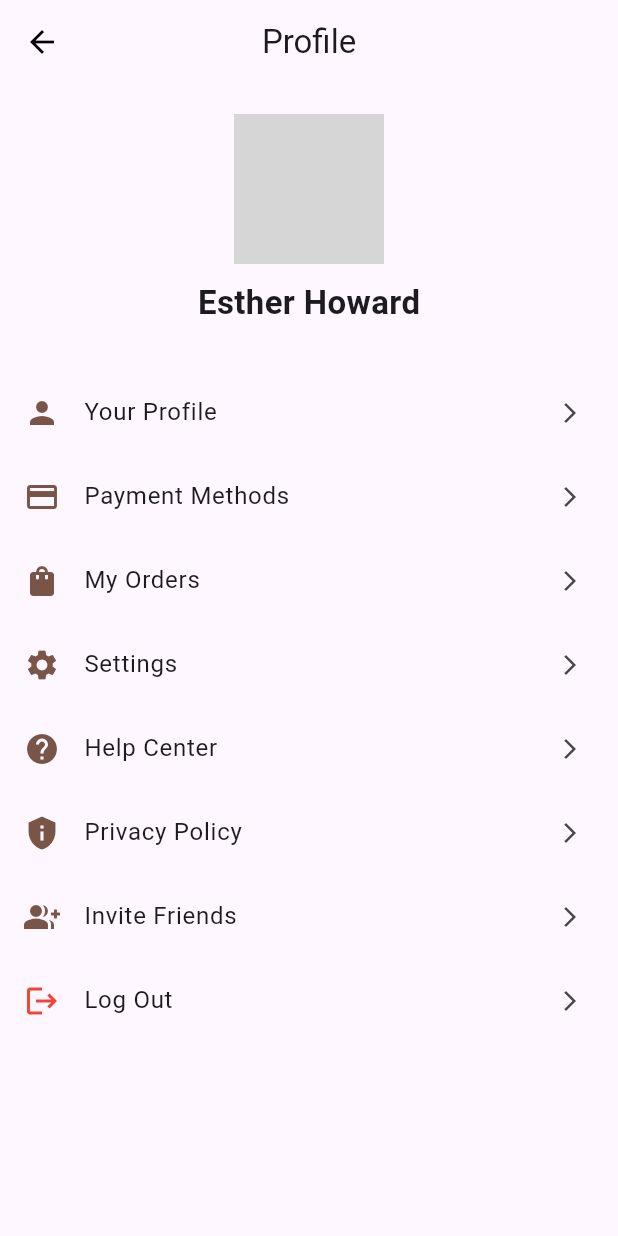
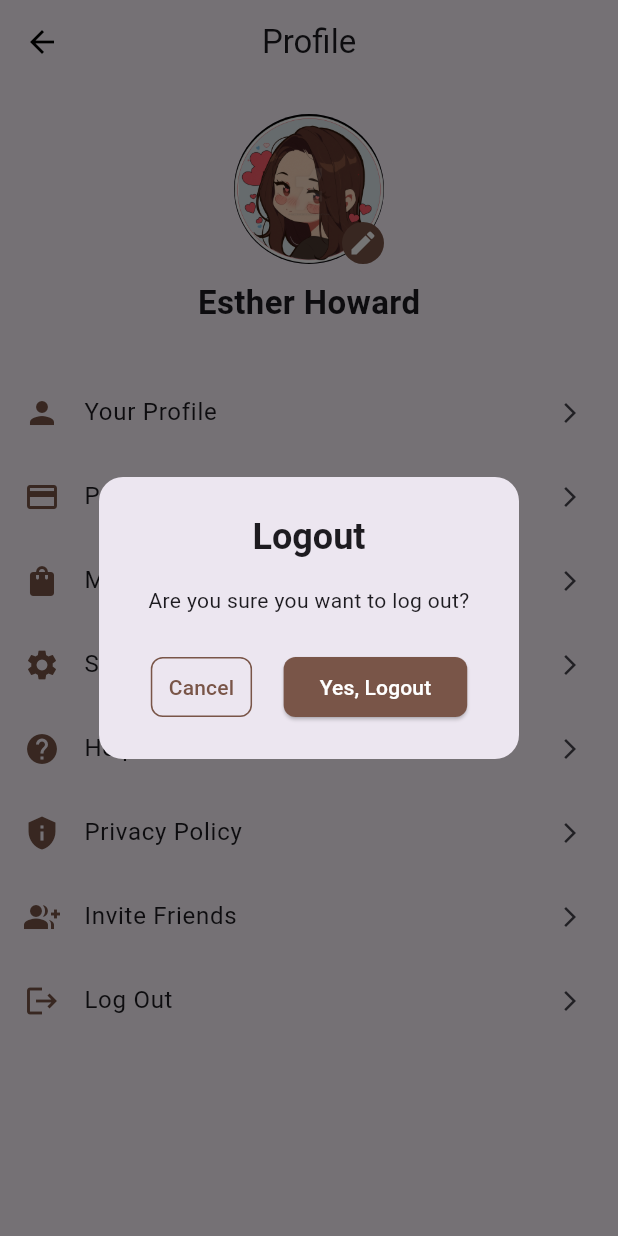
Before and after one commit to enoshrodrigo/bookstore_management, a Flutter app: the ProfileScreen screen opened directly, after a tap on "Log Out", on a phone screen of 412 x 824 dp. Run offline on Flutter 3.47's test engine with Material 3 defaults, Android fonts, the light colour scheme and no system bars; grey boxes are pictures that could not be loaded.

Commit message:
profile image updated

```diff
--- a/lib/screens/home.dart
+++ b/lib/screens/home.dart
@@ -29,7 +29,6 @@ class _HomeScreenState extends State<HomeScreen> {
   @override
   Widget build(BuildContext context) {
     return Scaffold(
-
       body: Center(
         child: _widgetOptions.elementAt(_selectedIndex),
       ),
--- a/lib/screens/profile.dart
+++ b/lib/screens/profile.dart
@@ -13,7 +13,7 @@ class ProfileScreen extends StatelessWidget {
         leading: IconButton(
           icon: const Icon(Icons.arrow_back, color: Colors.black),
           onPressed: () {
-            Navigator.pop(context); // Back navigation
+            Navigator.pop(context);
           },
         ),
       ),
@@ -28,7 +28,7 @@ class ProfileScreen extends StatelessWidget {
               children: [
                 const CircleAvatar(
                   radius: 50,
-                  backgroundImage: AssetImage('https://i.pinimg.com/736x/59/37/5f/59375f2046d3b594d59039e8ffbf485a.jpg'), // Replace with your image
+                  backgroundImage: AssetImage('assets/01.jpg'),
                 ),
                 Container(
                   decoration: const BoxDecoration(
@@ -54,7 +54,6 @@ class ProfileScreen extends StatelessWidget {
               title: const Text('Your Profile'),
               trailing: const Icon(Icons.arrow_forward_ios, size: 16),
               onTap: () {
-                // Navigate to Your Profile Screen
               },
             ),
             ListTile(
@@ -62,7 +61,6 @@ class ProfileScreen extends StatelessWidget {
               title: const Text('Payment Methods'),
               trailing: const Icon(Icons.arrow_forward_ios, size: 16),
               onTap: () {
-                // Navigate to Payment Methods Screen
               },
             ),
             ListTile(
@@ -70,7 +68,6 @@ class ProfileScreen extends StatelessWidget {
               title: const Text('My Orders'),
               trailing: const Icon(Icons.arrow_forward_ios, size: 16),
               onTap: () {
-                // Navigate to My Orders Screen
               },
             ),
             ListTile(
@@ -78,7 +75,6 @@ class ProfileScreen extends StatelessWidget {
               title: const Text('Settings'),
               trailing: const Icon(Icons.arrow_forward_ios, size: 16),
               onTap: () {
-                // Navigate to Settings Screen
               },
             ),
             ListTile(
@@ -86,7 +82,6 @@ class ProfileScreen extends StatelessWidget {
               title: const Text('Help Center'),
               trailing: const Icon(Icons.arrow_forward_ios, size: 16),
               onTap: () {
-                // Navigate to Help Center Screen
               },
             ),
             ListTile(
@@ -94,7 +89,6 @@ class ProfileScreen extends StatelessWidget {
               title: const Text('Privacy Policy'),
               trailing: const Icon(Icons.arrow_forward_ios, size: 16),
               onTap: () {
-                // Navigate to Privacy Policy Screen
               },
             ),
             ListTile(
@@ -102,15 +96,62 @@ class ProfileScreen extends StatelessWidget {
               title: const Text('Invite Friends'),
               trailing: const Icon(Icons.arrow_forward_ios, size: 16),
               onTap: () {
-                // Navigate to Invite Friends Screen
               },
             ),
             ListTile(
-              leading: const Icon(Icons.logout, color: Colors.red),
+              leading: const Icon(Icons.logout, color: Colors.brown),
               title: const Text('Log Out'),
               trailing: const Icon(Icons.arrow_forward_ios, size: 16),
               onTap: () {
-                // Log Out functionality
+                showDialog(
+                  context: context,
+                  builder: (BuildContext context) {
+                    return AlertDialog(
+                      shape: RoundedRectangleBorder(
+                        borderRadius: BorderRadius.circular(16),
+                      ),
+                      title: const Text(
+                        'Logout',
+                        textAlign: TextAlign.center,
+                        style: TextStyle(fontWeight: FontWeight.bold),
+                      ),
+                      content: const Text(
+                        'Are you sure you want to log out?',
+                        textAlign: TextAlign.center,
+                      ),
+                      actionsAlignment: MainAxisAlignment.spaceAround,
+                      actions: [
+                        TextButton(
+                          onPressed: () {
+                            Navigator.of(context).pop(); // Close the dialog
+                          },
+                          style: TextButton.styleFrom(
+                            foregroundColor: Colors.brown,
+                            shape: RoundedRectangleBorder(
+                              borderRadius: BorderRadius.circular(8),
+                              side: const BorderSide(color: Colors.brown),
+                            ),
+                          ),
+                          child: const Text('Cancel'),
+                        ),
+                        ElevatedButton(
+                          onPressed: () {
+                            // Perform logout functionality here
+                            Navigator.of(context).pop(); // Close the dialog
+                          },
+                          style: ElevatedButton.styleFrom(
+                            backgroundColor: Colors.brown,
+                            foregroundColor: Colors.white,
+                            shape: RoundedRectangleBorder(
+                              borderRadius: BorderRadius.circular(8),
+                            ),
+                          ),
+                          child: const Text('Yes, Logout'),
+                        ),
+                      ],
+                    );
+                  },
+                );
               },
             ),
           ],
--- a/pubspec.yaml
+++ b/pubspec.yaml
@@ -53,6 +53,9 @@ dev_dependencies:
 # The following section is specific to Flutter packages.
 flutter:
 
+  assets:
+    - assets/01.jpg
+
   # The following line ensures that the Material Icons font is
   # included with your application, so that you can use the icons in
   # the material Icons class.
```
Also changed, not shown: assets/01.jpg (added).
